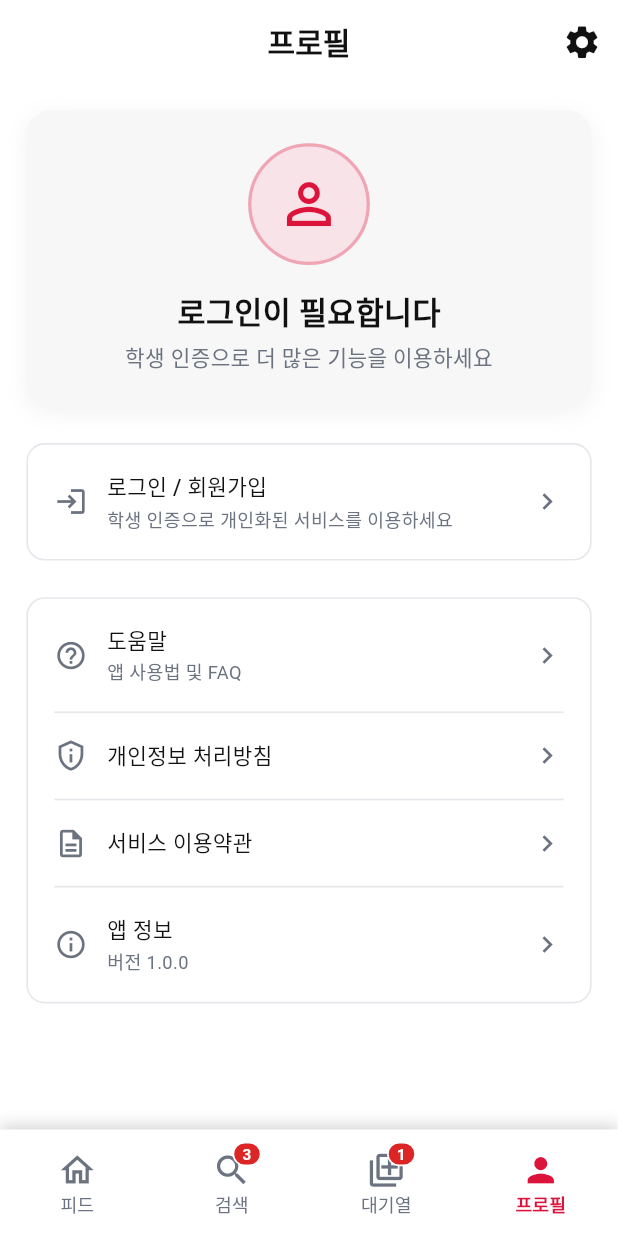
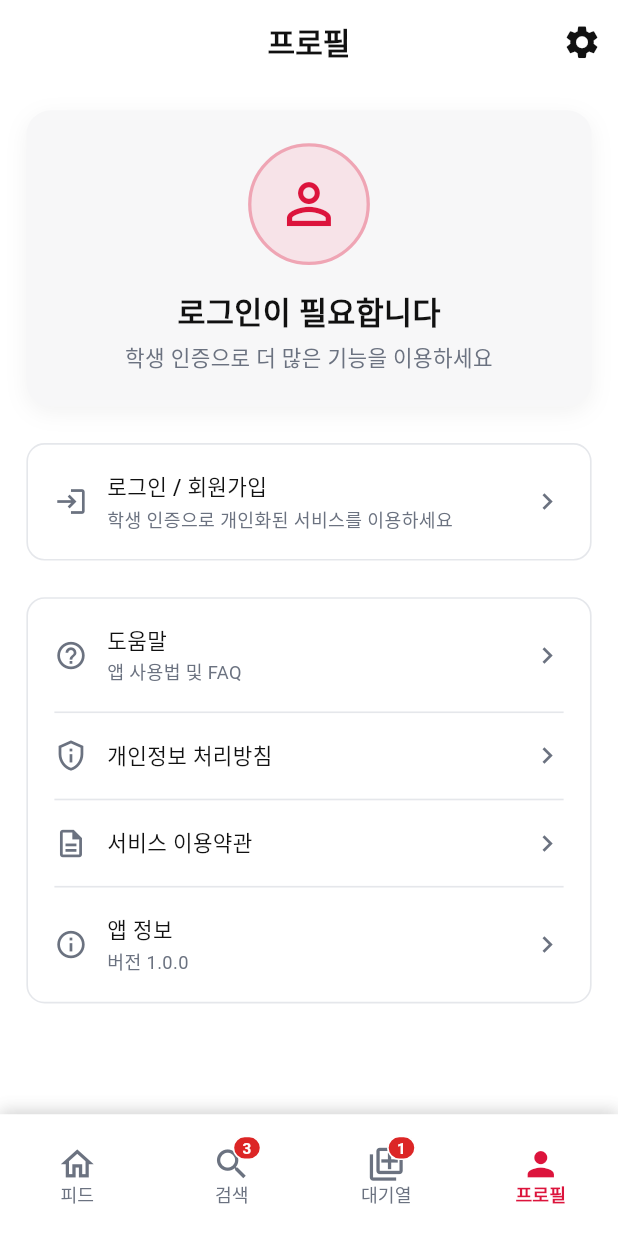
Before and after one commit to EM-H20/sejong-catch, a Flutter app: the ProfilePage screen opened by its route, on a phone screen of 412 x 824 dp. Run offline on Flutter 3.47's test engine with Material 3 defaults, Android fonts, the phone set to English and light mode, and no system bars; our stand-ins replace flutter_screenutil, flutter_secure_storage, go_router, shared_preferences, smooth_page_indicator; accounts and stored records are empty.

Commit message:
fix:overflow 해결

```diff
--- a/sejong_catch_frontend/lib/core/widgets/navigation/app_bottom_nav.dart
+++ b/sejong_catch_frontend/lib/core/widgets/navigation/app_bottom_nav.dart
@@ -62,8 +62,8 @@ class AppBottomNav extends StatelessWidget {
       ),
       child: SafeArea(
         child: Container(
-          height: 70.h,
-          padding: EdgeInsets.symmetric(vertical: 8.h),
+          height: 80.h,  // 아이패드에서 overflow 방지를 위해 높이 증가
+          padding: EdgeInsets.symmetric(vertical: 6.h),  // 패딩 축소로 공간 절약
           child: Row(
             children: availableTabs.map((tabInfo) {
               final isSelected = currentIndex == tabInfo.originalIndex;
@@ -185,7 +185,7 @@ class AppBottomNav extends StatelessWidget {
           onTap: () => onTap(tabInfo.originalIndex),
           borderRadius: BorderRadius.circular(8.r),
           child: Container(
-            padding: EdgeInsets.symmetric(vertical: 4.h),
+            padding: EdgeInsets.symmetric(vertical: 2.h),  // 패딩 축소로 더 많은 공간 확보
             child: Column(
               mainAxisSize: MainAxisSize.min,
               children: [
@@ -197,7 +197,7 @@ class AppBottomNav extends StatelessWidget {
                   effectiveUnselectedColor,
                 ),
 
-                SizedBox(height: 4.h),
+                SizedBox(height: 2.h),  // 아이콘-라벨 간격 축소로 overflow 방지
 
                 // 라벨
                 _buildLabel(
--- a/sejong_catch_frontend/lib/features/auth/widgets/ui/login_card.dart
+++ b/sejong_catch_frontend/lib/features/auth/widgets/ui/login_card.dart
@@ -134,7 +134,7 @@ class LoginCard extends StatelessWidget {
   /// 단계별 헤더 (제목 + 서브타이틀)
   Widget _buildStepHeader(LoginController loginController) {
     return Column(
-      crossAxisAlignment: CrossAxisAlignment.start,
+      crossAxisAlignment: CrossAxisAlignment.center,
       children: [
         Text(
           loginController.getCurrentStepTitle(),
--- a/sejong_catch_frontend/lib/features/feed/pages/feed_page.dart
+++ b/sejong_catch_frontend/lib/features/feed/pages/feed_page.dart
@@ -220,7 +220,7 @@ class FeedPage extends StatelessWidget {
                   ),
                   child: Icon(icon, size: 20.w, color: color),
                 ),
-                SizedBox(height: 6.h),
+                SizedBox(height: 8.h),
 
                 // 제목
                 Text(
--- a/sejong_catch_frontend/lib/features/profile/pages/profile_page.dart
+++ b/sejong_catch_frontend/lib/features/profile/pages/profile_page.dart
@@ -16,12 +16,14 @@ class ProfilePage extends StatefulWidget {
 }
 
 class _ProfilePageState extends State<ProfilePage> {
-  // 임시 사용자 정보
+  // 임시 사용자 정보 (실제 상태 변경이 필요한 변수)
   bool _isLoggedIn = false;
-  String _userName = '세종대학교 학생';
-  String _userEmail = 'student@sejong.ac.kr';
-  String _userRole = 'Student';
-  String _department = '컴퓨터공학과';
+
+  // 임시 더미 데이터 (실제로는 서버에서 불러올 정적 데이터)
+  final String _userName = '세종대학교 학생';
+  final String _userEmail = 'student@sejong.ac.kr';
+  final String _userRole = 'Student';
+  final String _department = '컴퓨터공학과';
 
   @override
   Widget build(BuildContext context) {
```
Also changed, not shown: sejong_catch_frontend/lib/features/auth/pages/login_page.dart (+6 -9 lines), sejong_catch_frontend/lib/features/onboarding/pages/onboarding_flow_page.dart (+10 -9 lines).
